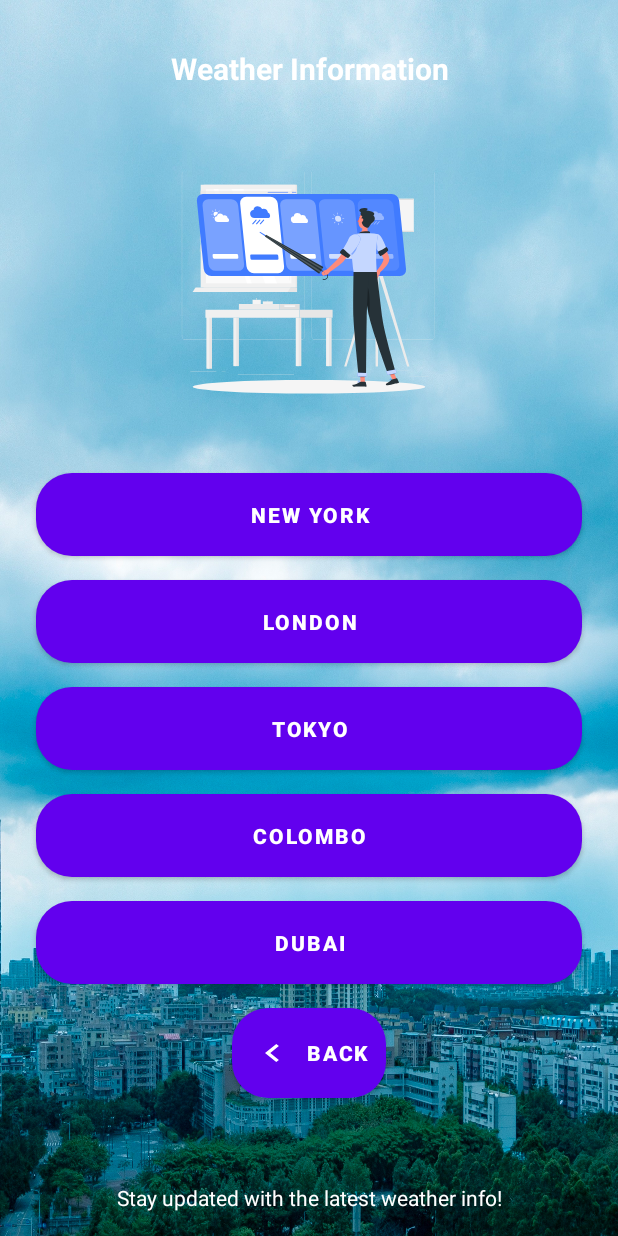
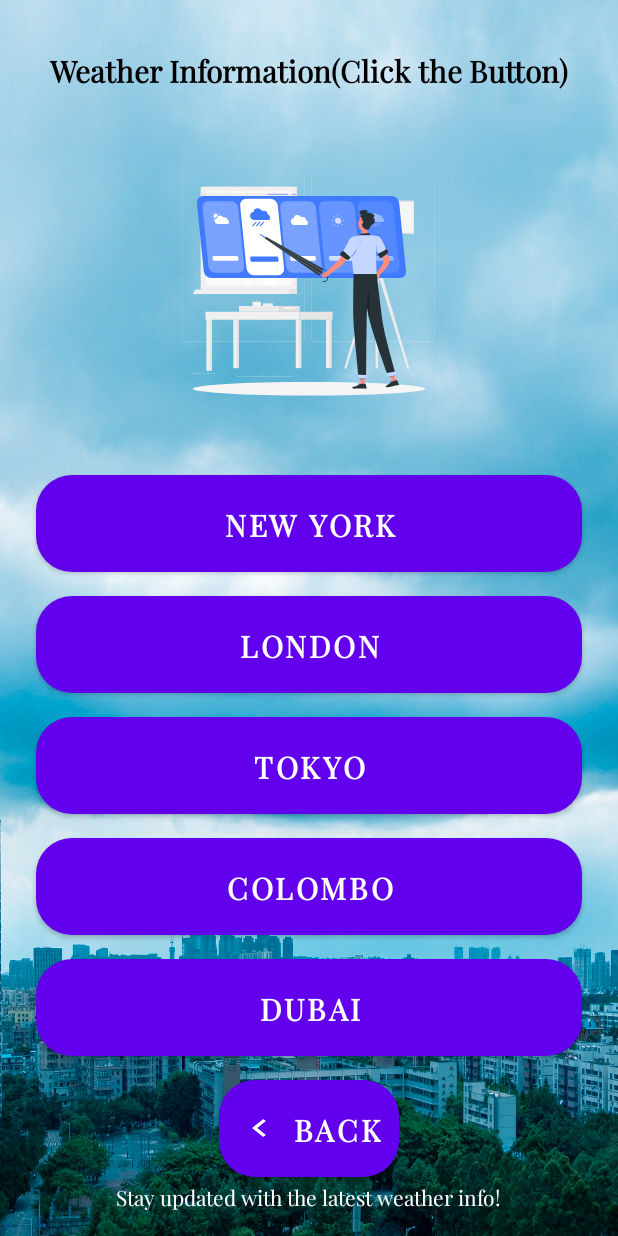
Before and after one commit to sanjeev200009/Weather-App, an Android app: the screen it shows after launch (MainActivity), on a phone screen of 412 x 824 dp. Run offline under Robolectric (Android 15) with nearby library versions, the phone set to English and light mode, and no system bars.

Commit message:
Merge branch 'main' of https://github.com/sanjeev200009/Weather-App

```diff
--- a/app/src/main/AndroidManifest.xml
+++ b/app/src/main/AndroidManifest.xml
@@ -14,8 +14,9 @@
         android:supportsRtl="true"
         android:theme="@style/Theme.WeatherApp"
         tools:targetApi="31">
-
-
+        <activity
+            android:name=".MainActivity2"
+            android:exported="true" />
         <activity
             android:name=".MainActivity"
             android:exported="true">
--- a/app/src/main/java/com/example/weatherapp/MainActivity.java
+++ b/app/src/main/java/com/example/weatherapp/MainActivity.java
@@ -1,5 +1,6 @@
 package com.example.weatherapp;
 
+import android.content.Intent;
 import android.os.Bundle;
 import android.view.View;
 import android.widget.Button;
@@ -17,11 +18,22 @@ public class MainActivity extends AppCompatActivity {
     private final String API_KEY = "6b522111641abead2c2725bcd2e4f183";
     private final String BASE_URL = "https://api.openweathermap.org/data/2.5/weather?q=";
 
-
     @Override
     protected void onCreate(Bundle savedInstanceState) {
         super.onCreate(savedInstanceState);
         setContentView(R.layout.activity_main);
+
+        //back button logic
+        Button buttonNavigate = findViewById(R.id.btnBack);
+        buttonNavigate.setOnClickListener(new View.OnClickListener() {
+            @Override
+            public void onClick(View view) {
+                Intent intent = new Intent(MainActivity.this, MainActivity2.class);
+                startActivity(intent);
+            }
+        });
+
+        //Main content
 
         weatherInfo = findViewById(R.id.weatherInfo);
 
--- a/app/src/main/res/layout/activity_main.xml
+++ b/app/src/main/res/layout/activity_main.xml
@@ -8,7 +8,6 @@
     android:background="@drawable/pic"
     tools:context=".MainActivity">
 
-    <!-- Header Section -->
     <TextView
         android:id="@+id/weatherInfo"
         android:layout_width="match_parent"
@@ -17,17 +16,15 @@
         android:layout_marginTop="80dp"
         android:gravity="center"
         android:padding="16dp"
-        android:text="Weather Information"
-        android:textColor="#FFFFFF"
+        android:text="Weather Information(Click the Button)"
+        android:fontFamily="@font/font1"
+        android:textColor="#000000"
         android:textSize="20sp"
         android:textStyle="bold"
         app:layout_constraintEnd_toEndOf="parent"
         app:layout_constraintStart_toStartOf="parent"
         app:layout_constraintTop_toTopOf="parent" />
 
-
-
-    <!-- Weather Image -->
     <ImageView
         android:id="@+id/imageView"
         android:layout_width="200dp"
@@ -40,7 +37,6 @@
         app:layout_constraintEnd_toEndOf="parent"
         app:srcCompat="@drawable/weather_rafiki" />
 
-    <!-- Buttons Section -->
     <ScrollView
         android:layout_width="0dp"
         android:layout_height="0dp"
@@ -66,7 +62,9 @@
                 android:text="New York"
                 android:textColor="#FFFFFF"
                 android:textStyle="bold"
-                android:elevation="4dp" />
+                android:elevation="4dp"
+                android:fontFamily="@font/font1"
+                android:textSize="20dp"/>
 
             <Button
                 android:id="@+id/btnLondon"
@@ -78,7 +76,9 @@
                 android:text="London"
                 android:textColor="#FFFFFF"
                 android:textStyle="bold"
-                android:elevation="4dp" />
+                android:elevation="4dp"
+                android:fontFamily="@font/font1"
+                android:textSize="20dp"/>
 
             <Button
                 android:id="@+id/btnTokyo"
@@ -90,7 +90,9 @@
                 android:text="Tokyo"
                 android:textColor="#FFFFFF"
                 android:textStyle="bold"
-                android:elevation="4dp" />
+                android:elevation="4dp"
+                android:fontFamily="@font/font1"
+                android:textSize="20dp"/>
 
             <Button
                 android:id="@+id/btnColombo"
@@ -102,7 +104,9 @@
                 android:text="Colombo"
                 android:textColor="#FFFFFF"
                 android:textStyle="bold"
-                android:elevation="4dp" />
+                android:elevation="4dp"
+                android:fontFamily="@font/font1"
+                android:textSize="20dp"/>
 
             <Button
                 android:id="@+id/btnDubai"
@@ -114,7 +118,9 @@
                 android:text="Dubai"
                 android:textColor="#FFFFFF"
                 android:textStyle="bold"
-                android:elevation="4dp" />
+                android:elevation="4dp"
+                android:fontFamily="@font/font1"
+                android:textSize="20dp"/>
 
             <Button
                 android:id="@+id/btnBack"
@@ -130,12 +136,13 @@
                 android:drawablePadding="8dp"
                 android:elevation="4dp"
                 android:contentDescription="Back Button"
-                android:layout_gravity="center"/>
-
+                android:layout_gravity="center"
+                android:fontFamily="@font/font1"
+                android:textSize="20dp"/>
         </LinearLayout>
     </ScrollView>
 
-    <!-- Footer Section -->
+
     <TextView
         android:id="@+id/footer"
         android:layout_width="wrap_content"
@@ -146,6 +153,7 @@
         android:textSize="14sp"
         app:layout_constraintBottom_toBottomOf="parent"
         app:layout_constraintStart_toStartOf="parent"
-        app:layout_constraintEnd_toEndOf="parent" />
+        app:layout_constraintEnd_toEndOf="parent"
+        android:fontFamily="@font/font1"/>
 
 </androidx.constraintlayout.widget.ConstraintLayout>
```
Also changed, not shown: app/src/main/java/com/example/weatherapp/MainActivity2.java (added, +37 -0 lines), app/src/main/res/drawable/rounded_button.xml (added, +23 -0 lines), app/src/main/res/layout/activity_main2.xml (added, +60 -0 lines), app/src/main/res/font/font1.ttf (added).
